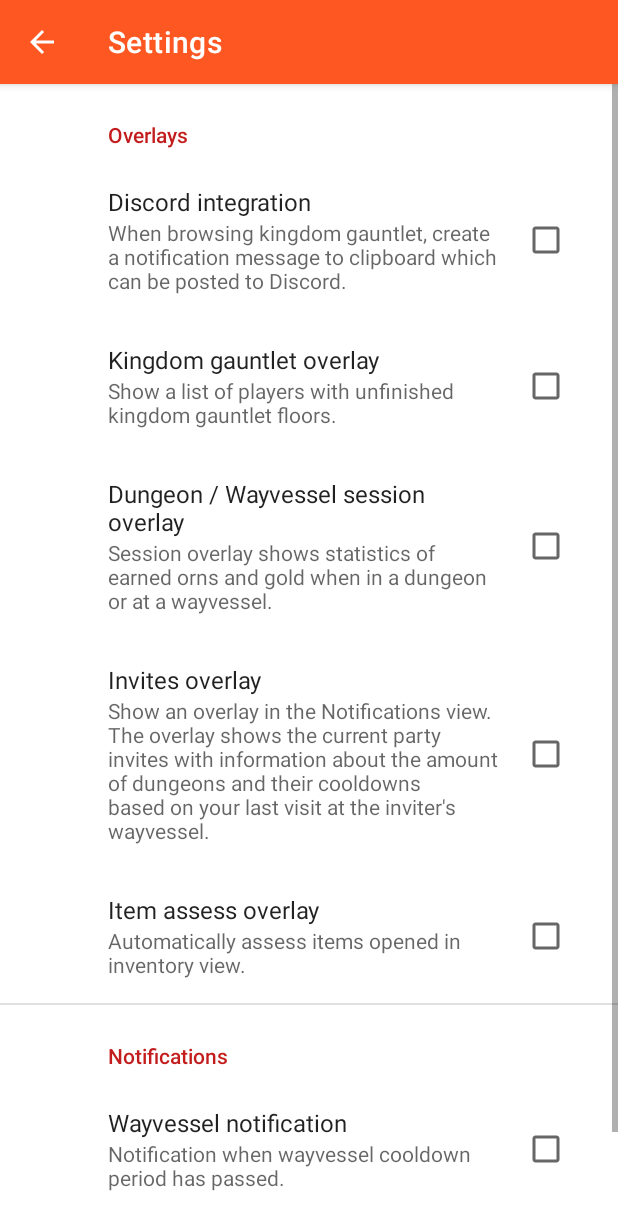
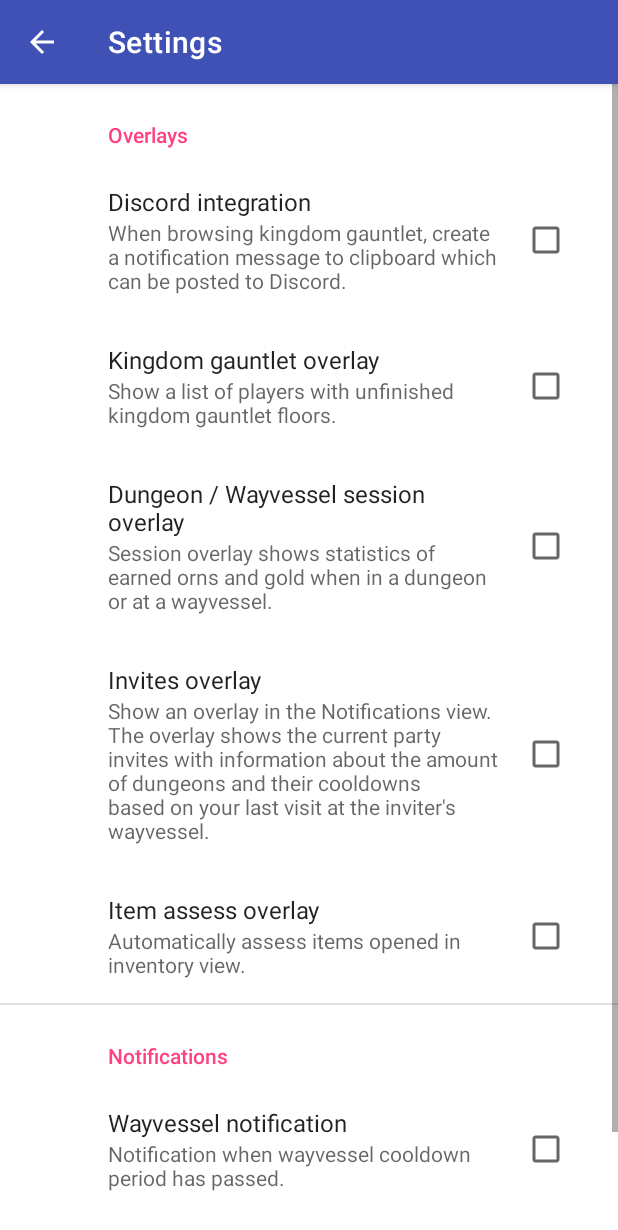
Before and after one commit to lkaino/ornaassistant, an Android app: the SettingsActivity screen opened directly, with no data from a screen before it, on a phone screen of 412 x 824 dp. Shown: the top 1230 px of the screen. Run offline under Robolectric (Android 15) with nearby library versions, the phone set to English and light mode, and no system bars; our stand-ins replace androidx.preference.

Commit message:
Update theming + Ensure the name is the same overall

```diff
--- a/app/src/main/AndroidManifest.xml
+++ b/app/src/main/AndroidManifest.xml
@@ -10,7 +10,7 @@
     <application
         android:allowBackup="true"
         android:icon="@mipmap/ic_launcher_round"
-        android:label="@string/app_name"
+        android:label="Orna Assistant"
         android:roundIcon="@mipmap/ic_launcher_round"
         android:supportsRtl="true"
         android:theme="@style/Theme.Ornaassistant">
@@ -36,7 +36,7 @@
         <service
             android:name=".MyAccessibilityService"
             android:exported="false"
-            android:label="@string/accessibility_service_label"
+            android:label="Orna Assistant"
             android:permission="android.permission.BIND_ACCESSIBILITY_SERVICE">
             <intent-filter>
                 <action android:name="android.accessibilityservice.AccessibilityService" />
--- a/app/src/main/res/values-night/themes.xml
+++ /dev/null
@@ -1,16 +0,0 @@
-<resources xmlns:tools="http://schemas.android.com/tools">
-    <!-- Base application theme. -->
-    <style name="Theme.Ornaassistant" parent="Theme.MaterialComponents.DayNight.DarkActionBar">
-        <!-- Primary brand color. -->
-        <item name="colorPrimary">#ff6d00</item>
-        <item name="colorPrimaryVariant">#c43c00</item>
-        <item name="colorOnPrimary">@color/black</item>
-        <!-- Secondary brand color. -->
-        <item name="colorSecondary">#ef6c00</item>
-        <item name="colorSecondaryVariant">#b53d00</item>
-        <item name="colorOnSecondary">@color/black</item>
-        <!-- Status bar color. -->
-        <item name="android:statusBarColor" tools:targetApi="l">?attr/colorPrimaryVariant</item>
-        <!-- Customize your theme here. -->
-    </style>
-</resources>
--- a/app/src/main/res/values/colors.xml
+++ b/app/src/main/res/values/colors.xml
@@ -1,12 +1,21 @@
 <?xml version="1.0" encoding="utf-8"?>
 <resources>
-    <color name="purple_200">#FFBB86FC</color>
-    <color name="purple_500">#FF6200EE</color>
-    <color name="purple_700">#FF3700B3</color>
-    <color name="teal_200">#E91E63</color>
-    <color name="teal_700">#FF018786</color>
-    <color name="black">#FF000000</color>
-    <color name="white">#FFFFFFFF</color>
+    <!-- Color for the app's primary branding -->
+    <color name="colorPrimary">#3F51B5</color>
+    <!-- Darker shade of the primary color, used for status bar and app bar -->
+    <color name="colorPrimaryDark">#303F9F</color>
+    <!-- Accent color, used for floating action buttons and highlights -->
+    <color name="colorAccent">#FF4081</color>
+    <!-- Standard text color -->
+    <color name="colorText">#000000</color>
+    <!-- Secondary text color, often a lighter shade -->
+    <color name="colorTextSecondary">#757575</color>
+    <!-- Background color for the app -->
+    <color name="colorBackground">#FFFFFF</color>
+    <!-- Divider color, used to separate UI elements -->
+    <color name="colorDivider">#BDBDBD</color>
+
+    <!-- Overlay -->
+    <color name="overlayShadowColor">#000000</color>
     <color name="overlayWhite">#FFFFFF</color>
-    <color name="overlayShadowColor">#000000</color>
 </resources>
--- /dev/null
+++ b/app/src/main/res/values/styles.xml
@@ -0,0 +1,9 @@
+<?xml version="1.0" encoding="utf-8"?>
+<resources>
+    <style name="Theme.Ornaassistant" parent="Theme.MaterialComponents.Light.DarkActionBar">
+        <!-- Customize your theme here. -->
+        <item name="colorPrimary">@color/colorPrimary</item>
+        <item name="colorPrimaryDark">@color/colorPrimaryDark</item>
+        <item name="colorAccent">@color/colorAccent</item>
+    </style>
+</resources>
--- a/app/src/main/res/values/themes.xml
+++ /dev/null
@@ -1,16 +0,0 @@
-<resources xmlns:tools="http://schemas.android.com/tools">
-    <!-- Base application theme. -->
-    <style name="Theme.Ornaassistant" parent="Theme.MaterialComponents.DayNight.DarkActionBar">
-        <!-- Primary brand color. -->
-        <item name="colorPrimary">#FF5722</item>
-        <item name="colorPrimaryVariant">#B53C16</item>
-        <item name="colorOnPrimary">@color/white</item>
-        <!-- Secondary brand color. -->
-        <item name="colorSecondary">#C31C1C</item>
-        <item name="colorSecondaryVariant">#870101</item>
-        <item name="colorOnSecondary">@color/black</item>
-        <!-- Status bar color. -->
-        <item name="android:statusBarColor" tools:targetApi="l">?attr/colorPrimaryVariant</item>
-        <!-- Customize your theme here. -->
-    </style>
-</resources>
```
